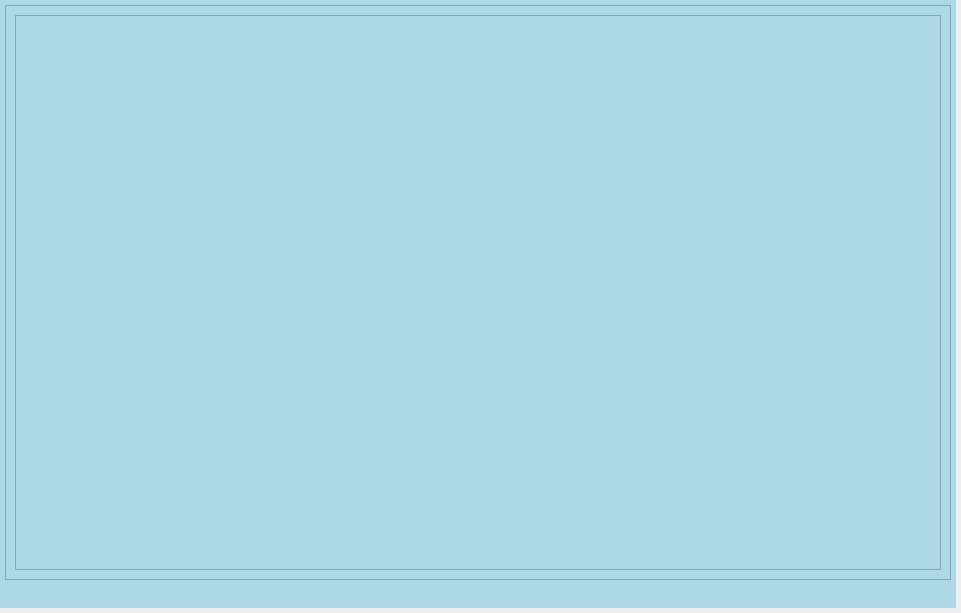
kusiLaw/laky-phone-POS, file gui/uis/pages/main_pages.ui: the form before one commit.
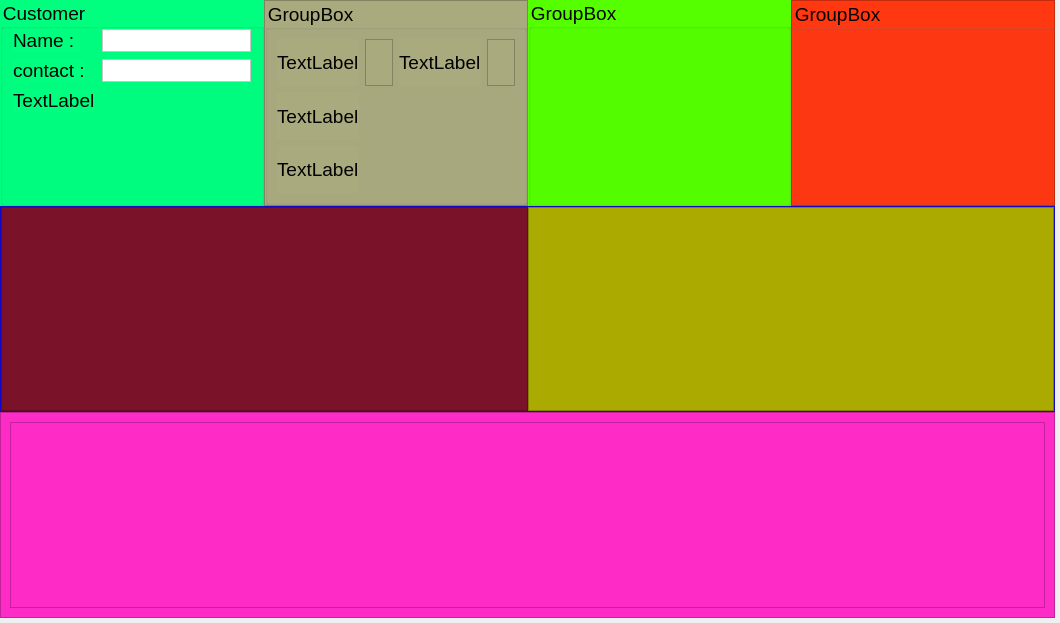
The form after the commit. The open tabs and pages were chosen to show the change.

Commit message: phone buttons added

```diff
--- a/gui/uis/pages/main_pages.ui
+++ b/gui/uis/pages/main_pages.ui
@@ -6,8 +6,8 @@
    <rect>
     <x>0</x>
     <y>0</y>
-    <width>961</width>
-    <height>613</height>
+    <width>1060</width>
+    <height>623</height>
    </rect>
   </property>
   <property name="windowTitle">
@@ -1278,55 +1278,515 @@
       </property>
       <layout class="QVBoxLayout" name="page_2_layout">
        <property name="spacing">
-        <number>5</number>
+        <number>0</number>
        </property>
        <property name="leftMargin">
-        <number>5</number>
+        <number>0</number>
        </property>
        <property name="topMargin">
-        <number>5</number>
+        <number>0</number>
        </property>
        <property name="rightMargin">
-        <number>5</number>
+        <number>0</number>
        </property>
        <property name="bottomMargin">
-        <number>5</number>
+        <number>0</number>
        </property>
        <item>
-        <widget class="QFrame" name="frame_6">
-         <property name="frameShape">
-          <enum>QFrame::StyledPanel</enum>
-         </property>
-         <property name="frameShadow">
-          <enum>QFrame::Raised</enum>
-         </property>
-         <layout class="QVBoxLayout" name="verticalLayout_2">
-          <item>
-           <widget class="QTableView" name="tableView"/>
-          </item>
-         </layout>
-        </widget>
-       </item>
-       <item>
-        <widget class="QFrame" name="frame_5">
+        <widget class="QScrollArea" name="scrollArea_2">
          <property name="frameShape">
           <enum>QFrame::NoFrame</enum>
          </property>
-         <property name="frameShadow">
-          <enum>QFrame::Raised</enum>
+         <property name="widgetResizable">
+          <bool>true</bool>
          </property>
-         <layout class="QVBoxLayout" name="table_layout">
-          <item>
-           <widget class="QFrame" name="frame_7">
-            <property name="frameShape">
-             <enum>QFrame::NoFrame</enum>
-            </property>
-            <property name="frameShadow">
-             <enum>QFrame::Raised</enum>
-            </property>
-           </widget>
-          </item>
-         </layout>
+         <widget class="QWidget" name="Contents">
+          <property name="geometry">
+           <rect>
+            <x>0</x>
+            <y>0</y>
+            <width>631</width>
+            <height>606</height>
+           </rect>
+          </property>
+          <layout class="QVBoxLayout" name="verticalLayout_2">
+           <property name="spacing">
+            <number>0</number>
+           </property>
+           <property name="leftMargin">
+            <number>0</number>
+           </property>
+           <property name="topMargin">
+            <number>0</number>
+           </property>
+           <property name="rightMargin">
+            <number>0</number>
+           </property>
+           <property name="bottomMargin">
+            <number>0</number>
+           </property>
+           <item>
+            <widget class="QFrame" name="service_bg">
+             <property name="frameShape">
+              <enum>QFrame::NoFrame</enum>
+             </property>
+             <property name="frameShadow">
+              <enum>QFrame::Raised</enum>
+             </property>
+             <layout class="QVBoxLayout" name="verticalLayout_18">
+              <property name="spacing">
+               <number>0</number>
+              </property>
+              <property name="leftMargin">
+               <number>0</number>
+              </property>
+              <property name="topMargin">
+               <number>0</number>
+              </property>
+              <property name="rightMargin">
+               <number>0</number>
+              </property>
+              <property name="bottomMargin">
+               <number>0</number>
+              </property>
+              <item>
+               <widget class="QFrame" name="service_forms_section">
+                <property name="minimumSize">
+                 <size>
+                  <width>0</width>
+                  <height>202</height>
+                 </size>
+                </property>
+                <property name="maximumSize">
+                 <size>
+                  <width>16777215</width>
+                  <height>600</height>
+                 </size>
+                </property>
+                <property name="styleSheet">
+                 <string notr="true">background :rgb(255, 188, 19)</string>
+                </property>
+                <property name="frameShape">
+                 <enum>QFrame::NoFrame</enum>
+                </property>
+                <property name="frameShadow">
+                 <enum>QFrame::Raised</enum>
+                </property>
+                <layout class="QHBoxLayout" name="horizontalLayout_4">
+                 <property name="spacing">
+                  <number>0</number>
+                 </property>
+                 <property name="leftMargin">
+                  <number>0</number>
+                 </property>
+                 <property name="topMargin">
+                  <number>0</number>
+                 </property>
+                 <property name="rightMargin">
+                  <number>0</number>
+                 </property>
+                 <property name="bottomMargin">
+                  <number>0</number>
+                 </property>
+                 <item>
+                  <widget class="QFrame" name="service_customer_section">
+                   <property name="maximumSize">
+                    <size>
+                     <width>280</width>
+                     <height>16777215</height>
+                    </size>
+                   </property>
+                   <property name="styleSheet">
+                    <string notr="true">background :rgb(0, 255, 127)</string>
+                   </property>
+                   <property name="frameShape">
+                    <enum>QFrame::NoFrame</enum>
+                   </property>
+                   <property name="frameShadow">
+                    <enum>QFrame::Raised</enum>
+                   </property>
+                   <layout class="QVBoxLayout" name="verticalLayout_20">
+                    <property name="spacing">
+                     <number>0</number>
+                    </property>
+                    <property name="leftMargin">
+                     <number>0</number>
+                    </property>
+                    <property name="topMargin">
+                     <number>0</number>
+                    </property>
+                    <property name="rightMargin">
+                     <number>0</number>
+                    </property>
+                    <property name="bottomMargin">
+                     <number>0</number>
+                    </property>
+                    <item>
+                     <widget class="QGroupBox" name="service_customer_group">
+                      <property name="title">
+                       <string>Customer</string>
+                      </property>
+                      <layout class="QFormLayout" name="formLayout_4">
+                       <property name="horizontalSpacing">
+                        <number>7</number>
+                       </property>
+                       <property name="verticalSpacing">
+                        <number>7</number>
+                       </property>
+                       <property name="leftMargin">
+                        <number>10</number>
+                       </property>
+                       <property name="topMargin">
+                        <number>0</number>
+                       </property>
+                       <property name="rightMargin">
+                        <number>10</number>
+                       </property>
+                       <property name="bottomMargin">
+                        <number>0</number>
+                       </property>
+                       <item row="0" column="0">
+                        <widget class="QLabel" name="label_13">
+                         <property name="text">
+                          <string>Name : </string>
+                         </property>
+                        </widget>
+                       </item>
+                       <item row="0" column="1">
+                        <widget class="QFrame" name="frame_11">
+                         <property name="styleSheet">
+                          <string notr="true">background: rgb(255, 255, 255)</string>
+                         </property>
+                         <property name="frameShape">
+                          <enum>QFrame::StyledPanel</enum>
+                         </property>
+                         <property name="frameShadow">
+                          <enum>QFrame::Raised</enum>
+                         </property>
+                        </widget>
+                       </item>
+                       <item row="1" column="0">
+                        <widget class="QLabel" name="label_14">
+                         <property name="text">
+                          <string>contact :</string>
+                         </property>
+                        </widget>
+                       </item>
+                       <item row="1" column="1">
+                        <widget class="QFrame" name="frame_18">
+                         <property name="styleSheet">
+                          <string notr="true">background: rgb(255, 255, 255)</string>
+                         </property>
+                         <property name="frameShape">
+                          <enum>QFrame::StyledPanel</enum>
+                         </property>
+                         <property name="frameShadow">
+                          <enum>QFrame::Raised</enum>
+                         </property>
+                        </widget>
+                       </item>
+                       <item row="2" column="0">
+                        <widget class="QLabel" name="label_15">
+                         <property name="text">
+                          <string>TextLabel</string>
+                         </property>
+                        </widget>
+                       </item>
+                      </layout>
+                     </widget>
+                    </item>
+                   </layout>
+                  </widget>
+                 </item>
+                 <item>
+                  <widget class="QFrame" name="service_phone_section">
+                   <property name="maximumSize">
+                    <size>
+                     <width>400</width>
+                     <height>16777215</height>
+                    </size>
+                   </property>
+                   <property name="styleSheet">
+                    <string notr="true">background :rgb(170, 170, 127)</string>
+                   </property>
+                   <property name="frameShape">
+                    <enum>QFrame::StyledPanel</enum>
+                   </property>
+                   <property name="frameShadow">
+                    <enum>QFrame::Raised</enum>
+                   </property>
+                   <layout class="QVBoxLayout" name="verticalLayout_22">
+                    <property name="spacing">
+                     <number>0</number>
+                    </property>
+                    <property name="leftMargin">
+                     <number>0</number>
+                    </property>
+                    <property name="topMargin">
+                     <number>0</number>
+                    </property>
+                    <property name="rightMargin">
+                     <number>0</number>
+                    </property>
+                    <property name="bottomMargin">
+                     <number>0</number>
+                    </property>
+                    <item>
+                     <widget class="QGroupBox" name="service_phon_group">
+                      <property name="title">
+                       <string>GroupBox</string>
+                      </property>
+                      <layout class="QGridLayout" name="gridLayout_3">
+                       <item row="1" column="0">
+                        <widget class="QLabel" name="label_20">
+                         <property name="text">
+                          <string>TextLabel</string>
+                         </property>
+                        </widget>
+                       </item>
+                       <item row="0" column="0">
+                        <widget class="QLabel" name="label_19">
+                         <property name="text">
+                          <string>TextLabel</string>
+                         </property>
+                        </widget>
+                       </item>
+                       <item row="0" column="2">
+                        <widget class="QLabel" name="label_22">
+                         <property name="text">
+                          <string>TextLabel</string>
+                         </property>
+                        </widget>
+                       </item>
+                       <item row="2" column="0">
+                        <widget class="QLabel" name="label_21">
+                         <property name="text">
+                          <string>TextLabel</string>
+                         </property>
+                        </widget>
+                       </item>
+                       <item row="0" column="1">
+                        <widget class="QFrame" name="frame_25">
+                         <property name="frameShape">
+                          <enum>QFrame::StyledPanel</enum>
+                         </property>
+                         <property name="frameShadow">
+                          <enum>QFrame::Raised</enum>
+                         </property>
+                        </widget>
+                       </item>
+                       <item row="0" column="3">
+                        <widget class="QFrame" name="frame_30">
+                         <property name="frameShape">
+                          <enum>QFrame::StyledPanel</enum>
+                         </property>
+                         <property name="frameShadow">
+                          <enum>QFrame::Raised</enum>
+                         </property>
+                        </widget>
+                       </item>
+                      </layout>
+                     </widget>
+                    </item>
+                   </layout>
+                  </widget>
+                 </item>
+                 <item>
+                  <widget class="QFrame" name="service_cost_section">
+                   <property name="maximumSize">
+                    <size>
+                     <width>400</width>
+                     <height>16777215</height>
+                    </size>
+                   </property>
+                   <property name="styleSheet">
+                    <string notr="true">background :rgb(85, 255, 0)</string>
+                   </property>
+                   <property name="frameShape">
+                    <enum>QFrame::NoFrame</enum>
+                   </property>
+                   <property name="frameShadow">
+                    <enum>QFrame::Raised</enum>
+                   </property>
+                   <layout class="QVBoxLayout" name="verticalLayout_19">
+                    <property name="leftMargin">
+                     <number>0</number>
+                    </property>
+                    <property name="topMargin">
+                     <number>0</number>
+                    </property>
+                    <property name="rightMargin">
+                     <number>0</number>
+                    </property>
+                    <property name="bottomMargin">
+                     <number>0</number>
+                    </property>
+                    <item>
+                     <widget class="QGroupBox" name="service_cost_group">
+                      <property name="title">
+                       <string>GroupBox</string>
+                      </property>
+                     </widget>
+                    </item>
+                   </layout>
+                  </widget>
+                 </item>
+                 <item>
+                  <widget class="QFrame" name="service_other_section">
+                   <property name="maximumSize">
+                    <size>
+                     <width>400</width>
+                     <height>16777215</height>
+                    </size>
+                   </property>
+                   <property name="styleSheet">
+                    <string notr="true">background :rgb(255, 56, 17)</string>
+                   </property>
+                   <property name="frameShape">
+                    <enum>QFrame::StyledPanel</enum>
+                   </property>
+                   <property name="frameShadow">
+                    <enum>QFrame::Raised</enum>
+                   </property>
+                   <layout class="QVBoxLayout" name="verticalLayout_21">
+                    <property name="spacing">
+                     <number>0</number>
+                    </property>
+                    <property name="leftMargin">
+                     <number>0</number>
+                    </property>
+                    <property name="topMargin">
+                     <number>0</number>
+                    </property>
+                    <property name="rightMargin">
+                     <number>0</number>
+                    </property>
+                    <property name="bottomMargin">
+                     <number>0</number>
+                    </property>
+                    <item>
+                     <widget class="QGroupBox" name="service_other_group">
+                      <property name="title">
+                       <string>GroupBox</string>
+                      </property>
+                     </widget>
+                    </item>
+                   </layout>
+                  </widget>
+                 </item>
+                </layout>
+               </widget>
+              </item>
+              <item>
+               <widget class="QFrame" name="service_cart_buttons_section">
+                <property name="minimumSize">
+                 <size>
+                  <width>0</width>
+                  <height>202</height>
+                 </size>
+                </property>
+                <property name="maximumSize">
+                 <size>
+                  <width>16777215</width>
+                  <height>600</height>
+                 </size>
+                </property>
+                <property name="styleSheet">
+                 <string notr="true">background :rgb(24, 8, 255)</string>
+                </property>
+                <property name="frameShape">
+                 <enum>QFrame::StyledPanel</enum>
+                </property>
+                <property name="frameShadow">
+                 <enum>QFrame::Raised</enum>
+                </property>
+                <layout class="QHBoxLayout" name="horizontalLayout_5">
+                 <property name="spacing">
+                  <number>0</number>
+                 </property>
+                 <property name="leftMargin">
+                  <number>0</number>
+                 </property>
+                 <property name="topMargin">
+                  <number>0</number>
+                 </property>
+                 <property name="rightMargin">
+                  <number>0</number>
+                 </property>
+                 <property name="bottomMargin">
+                  <number>0</number>
+                 </property>
+                 <item>
+                  <widget class="QFrame" name="frame_5">
+                   <property name="styleSheet">
+                    <string notr="true">background: rgb(122, 18, 42)</string>
+                   </property>
+                   <property name="frameShape">
+                    <enum>QFrame::StyledPanel</enum>
+                   </property>
+                   <property name="frameShadow">
+                    <enum>QFrame::Raised</enum>
+                   </property>
+                  </widget>
+                 </item>
+                 <item>
+                  <widget class="QFrame" name="frame_6">
+                   <property name="styleSheet">
+                    <string notr="true">background: rgb(170, 170, 0)</string>
+                   </property>
+                   <property name="frameShape">
+                    <enum>QFrame::StyledPanel</enum>
+                   </property>
+                   <property name="frameShadow">
+                    <enum>QFrame::Raised</enum>
+                   </property>
+                  </widget>
+                 </item>
+                </layout>
+               </widget>
+              </item>
+              <item>
+               <widget class="QFrame" name="service_table_section">
+                <property name="minimumSize">
+                 <size>
+                  <width>0</width>
+                  <height>202</height>
+                 </size>
+                </property>
+                <property name="maximumSize">
+                 <size>
+                  <width>16777215</width>
+                  <height>600</height>
+                 </size>
+                </property>
+                <property name="styleSheet">
+                 <string notr="true">background : rgb(255, 43, 199)</string>
+                </property>
+                <property name="frameShape">
+                 <enum>QFrame::StyledPanel</enum>
+                </property>
+                <property name="frameShadow">
+                 <enum>QFrame::Raised</enum>
+                </property>
+                <layout class="QVBoxLayout" name="verticalLayout_23">
+                 <item>
+                  <widget class="QFrame" name="frame_7">
+                   <property name="frameShape">
+                    <enum>QFrame::StyledPanel</enum>
+                   </property>
+                   <property name="frameShadow">
+                    <enum>QFrame::Raised</enum>
+                   </property>
+                  </widget>
+                 </item>
+                </layout>
+               </widget>
+              </item>
+             </layout>
+            </widget>
+           </item>
+          </layout>
+         </widget>
         </widget>
        </item>
       </layout>
```
Left out of the diff: 475 changed lines with no effect on the pictures. The commit also changes 3 other files.
